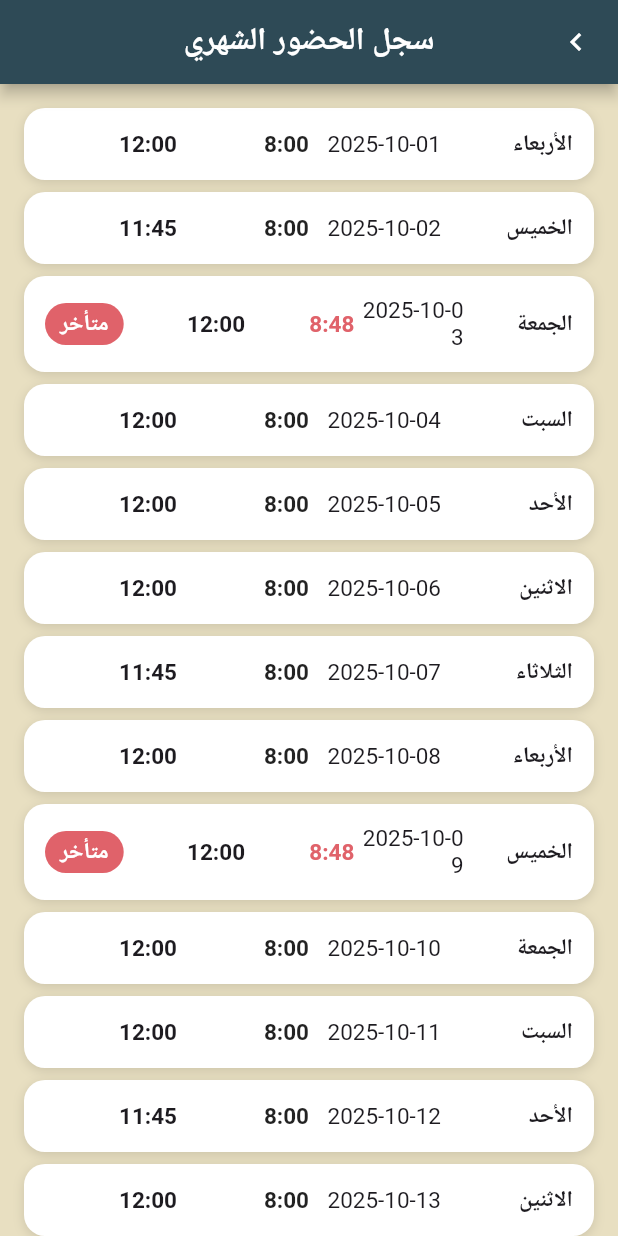
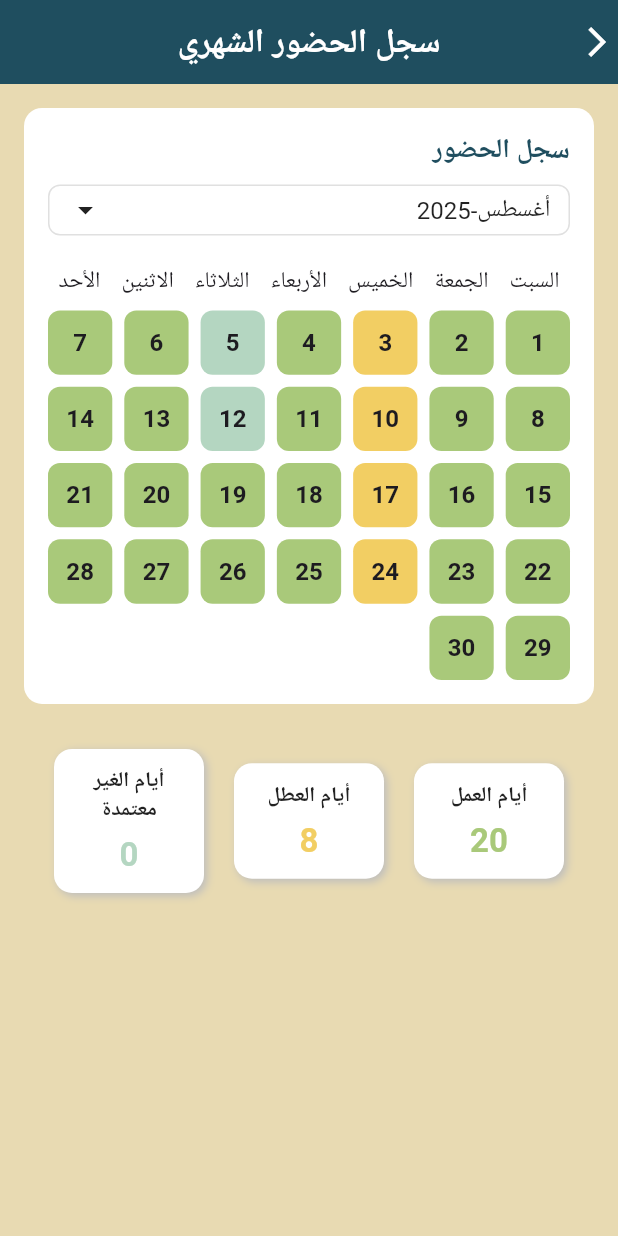
Before and after one commit to kaz-glitch/HRApp, a Flutter app: the MonthlyAttendanceScreen screen opened directly, on a phone screen of 412 x 824 dp. Run offline on Flutter 3.47's test engine with Material 3 defaults, Android fonts, the phone set to English and light mode, and no system bars; our stand-ins replace google_fonts; Roboto replaces fonts that are missing (Cairo).

Commit message:
شرح التعديل

```diff
--- a/lib/monthly_attendance_screen.dart
+++ b/lib/monthly_attendance_screen.dart
@@ -1,92 +1,212 @@
+import 'package:flutter/material.dart';
+import 'attendance_screen.dart'; // صفحة الحضور السابقة
 
-// monthly_attendance_screen.dart
-import 'package:flutter/material.dart';
-import 'package:google_fonts/google_fonts.dart';
-
-class MonthlyAttendanceScreen extends StatefulWidget {
+class MonthlyAttendanceScreen extends StatelessWidget {
   const MonthlyAttendanceScreen({super.key});
 
   @override
-  State<MonthlyAttendanceScreen> createState() => _MonthlyAttendanceScreenState();
-}
+  Widget build(BuildContext context) {
+    // الألوان الأساسية المستخدمة
+    const Color backgroundColor = Color(0xFFE8DAB2);
+    const Color headerColor = Color(0xFF1F4E5F);
+    const Color workDayColor = Color(0xFFA9C97A);
+    const Color holidayColor = Color(0xFFF2CE63);
+    const Color absentDayColor = Color(0xFFB4D6C1);
 
-class _MonthlyAttendanceScreenState extends State<MonthlyAttendanceScreen> {
-  static const Color darkBlue = Color(0xFF2E4A56);
-  static const Color beige = Color(0xFFE8DFC1);
-
-  // Mock monthly summary
-  final List<_DayEntry> days = List.generate(30, (i) {
-    final date = DateTime(2025, 10, i + 1);
-    final weekdayNames = ['الاثنين','الثلاثاء','الأربعاء','الخميس','الجمعة','السبت','الأحد'];
-    final wd = weekdayNames[date.weekday - 1];
-    return _DayEntry(
-      dayName: wd,
-      date: date,
-      checkIn: i % 6 == 2 ? '8:48' : '8:00',
-      checkOut: i % 5 == 1 ? '11:45' : '12:00',
-      late: i % 6 == 2,
-    );
-  });
-
-  String _fmtDate(DateTime d) => '${d.year}-${d.month.toString().padLeft(2,'0')}-${d.day.toString().padLeft(2,'0')}';
-
-  @override
-  Widget build(BuildContext context) {
-    return Directionality(
-      textDirection: TextDirection.rtl,
-      child: Scaffold(
-        backgroundColor: beige,
-        appBar: AppBar(
-          backgroundColor: darkBlue,
-          leading: IconButton(
-            icon: const Icon(Icons.chevron_right, color: Colors.white),
-            onPressed: () => Navigator.pop(context),
-            tooltip: 'رجوع',
+    return Scaffold(
+      backgroundColor: backgroundColor,
+      appBar: AppBar(
+        backgroundColor: headerColor,
+        elevation: 0,
+        leadingWidth: 40, // لضبط موقع السهم أقصى اليسار
+        leading: Align(
+          alignment: Alignment.centerLeft,
+          child: IconButton(
+            icon: const Icon(Icons.arrow_back_ios, color: Colors.white),
+            onPressed: () {
+              Navigator.pushReplacement(
+                context,
+                MaterialPageRoute(builder: (context) => const AttendanceScreen()),
+              );
+            },
           ),
-          title: Text('سجل الحضور الشهري', style: GoogleFonts.cairo(fontWeight: FontWeight.w800)),
-          centerTitle: true,
         ),
-        body: ListView.separated(
-          padding: const EdgeInsets.all(16),
-          itemCount: days.length,
-          separatorBuilder: (_, __) => const SizedBox(height: 8),
-          itemBuilder: (context, i) {
-            final d = days[i];
-            return Container(
+        title: const Text(
+          'سجل الحضور الشهري',
+          style: TextStyle(
+            fontFamily: 'Cairo',
+            fontSize: 22,
+            fontWeight: FontWeight.bold,
+            color: Colors.white,
+          ),
+        ),
+        centerTitle: true,
+      ),
+      body: SingleChildScrollView(
+        padding: const EdgeInsets.all(16.0),
+        child: Column(
+          crossAxisAlignment: CrossAxisAlignment.center,
+          children: [
+            // البطاقة الرئيسية
+            Container(
+              width: double.infinity,
+              padding: const EdgeInsets.all(16),
               decoration: BoxDecoration(
                 color: Colors.white,
-                borderRadius: BorderRadius.circular(14),
-                boxShadow: const [BoxShadow(color: Colors.black12, blurRadius: 6, offset: Offset(0,2))],
+                borderRadius: BorderRadius.circular(12),
               ),
-              padding: const EdgeInsets.all(14),
-              child: Row(
+              child: Column(
+                crossAxisAlignment: CrossAxisAlignment.start,
                 children: [
-                  Expanded(child: Text(d.dayName, style: GoogleFonts.cairo(fontWeight: FontWeight.w700))),
-                  Expanded(child: Text(_fmtDate(d.date), style: GoogleFonts.cairo())),
-                  Expanded(child: Text(d.checkIn, style: GoogleFonts.cairo(color: d.late ? const Color(0xFFE0626A) : Colors.black87, fontWeight: FontWeight.w700))),
-                  Expanded(child: Text(d.checkOut, style: GoogleFonts.cairo(fontWeight: FontWeight.w700))),
-                  if (d.late)
-                    Container(
-                      margin: const EdgeInsetsDirectional.only(start: 8),
-                      padding: const EdgeInsets.symmetric(horizontal: 10, vertical: 4),
-                      decoration: BoxDecoration(color: const Color(0xFFE0626A), borderRadius: BorderRadius.circular(16)),
-                      child: Text('متأخر', style: GoogleFonts.cairo(color: Colors.white, fontWeight: FontWeight.w700)),
+                  const Text(
+                    'سجل الحضور',
+                    style: TextStyle(
+                      fontFamily: 'Cairo',
+                      fontSize: 18,
+                      fontWeight: FontWeight.bold,
+                      color: headerColor,
                     ),
+                  ),
+                  const SizedBox(height: 10),
+
+                  // القائمة المنسدلة لاختيار الشهر
+                  Container(
+                    padding: const EdgeInsets.symmetric(horizontal: 12, vertical: 4),
+                    decoration: BoxDecoration(
+                      borderRadius: BorderRadius.circular(8),
+                      border: Border.all(color: Colors.grey.shade300),
+                    ),
+                    child: Row(
+                      mainAxisAlignment: MainAxisAlignment.spaceBetween,
+                      children: const [
+                        Text(
+                          'أغسطس-2025',
+                          style: TextStyle(
+                            fontFamily: 'Cairo',
+                            fontSize: 16,
+                            color: Colors.black87,
+                          ),
+                        ),
+                        Icon(Icons.arrow_drop_down),
+                      ],
+                    ),
+                  ),
+                  const SizedBox(height: 20),
+
+                  // عناوين الأيام
+                  Row(
+                    mainAxisAlignment: MainAxisAlignment.spaceAround,
+                    children: const [
+                      Text('السبت'),
+                      Text('الجمعة'),
+                      Text('الخميس'),
+                      Text('الأربعاء'),
+                      Text('الثلاثاء'),
+                      Text('الاثنين'),
+                      Text('الأحد'),
+                    ],
+                  ),
+                  const SizedBox(height: 10),
+
+                  // شبكة الأيام (30 يوم)
+                  GridView.count(
+                    crossAxisCount: 7,
+                    crossAxisSpacing: 8,
+                    mainAxisSpacing: 8,
+                    shrinkWrap: true,
+                    physics: const NeverScrollableScrollPhysics(),
+                    children: List.generate(30, (index) {
+                      int day = index + 1;
+
+                      // تحديد اللون حسب اليوم
+                      Color dayColor;
+                      if ([3, 10, 17, 24].contains(day)) {
+                        dayColor = holidayColor; // عطلة
+                      } else if ([5, 12].contains(day)) {
+                        dayColor = absentDayColor; // غياب
+                      } else {
+                        dayColor = workDayColor; // عمل
+                      }
+
+                      return Container(
+                        decoration: BoxDecoration(
+                          color: dayColor,
+                          borderRadius: BorderRadius.circular(8),
+                        ),
+                        child: Center(
+                          child: Text(
+                            '$day',
+                            style: const TextStyle(
+                              fontFamily: 'Cairo',
+                              fontSize: 16,
+                              fontWeight: FontWeight.bold,
+                            ),
+                          ),
+                        ),
+                      );
+                    }),
+                  ),
                 ],
               ),
-            );
-          },
+            ),
+
+            const SizedBox(height: 30),
+
+            // الإحصائيات في الأسفل
+            Row(
+              mainAxisAlignment: MainAxisAlignment.spaceEvenly,
+              children: [
+                _buildSummaryCard('أيام العمل', '20', workDayColor),
+                _buildSummaryCard('أيام العطل', '8', holidayColor),
+                _buildSummaryCard('أيام الغير معتمدة', '0', absentDayColor),
+              ],
+            ),
+          ],
         ),
       ),
     );
   }
+
+  // ويدجت صغيرة لبطاقات الإحصائيات
+  Widget _buildSummaryCard(String title, String value, Color color) {
+    return Container(
+      width: 100,
+      padding: const EdgeInsets.all(12),
+      decoration: BoxDecoration(
+        color: Colors.white,
+        borderRadius: BorderRadius.circular(12),
+        boxShadow: [
+          BoxShadow(
+            color: Colors.grey.shade400,
+            blurRadius: 4,
+            offset: const Offset(2, 2),
+          ),
+        ],
+      ),
+      child: Column(
+        children: [
+          Text(
+            title,
+            textAlign: TextAlign.center,
+            style: const TextStyle(
+              fontFamily: 'Cairo',
+              fontSize: 14,
+              fontWeight: FontWeight.bold,
+              color: Colors.black87,
+            ),
+          ),
+          const SizedBox(height: 8),
+          Text(
+            value,
+            style: TextStyle(
+              fontFamily: 'Cairo',
+              fontSize: 22,
+              fontWeight: FontWeight.bold,
+              color: color,
+            ),
+          ),
+        ],
+      ),
+    );
+  }
 }
-
-class _DayEntry {
-  final String dayName;
-  final DateTime date;
-  final String checkIn;
-  final String checkOut;
-  final bool late;
-  _DayEntry({required this.dayName, required this.date, required this.checkIn, required this.checkOut, required this.late});
-}
```
Also changed, not shown: 1 other file.
